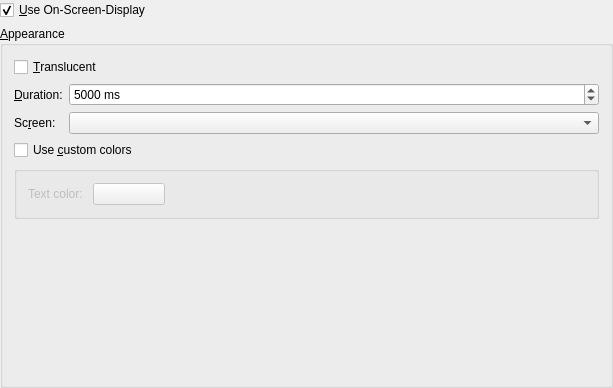
First picture: the form in src/configdialog/dialogs/OsdConfig.ui, repository KDE/amarok, before the edit.
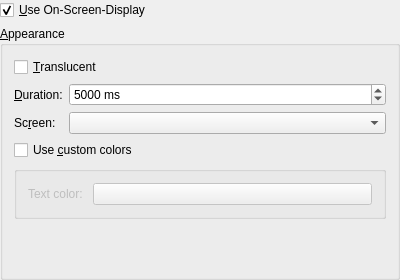
Second picture: the form after the edit. Custom widgets are drawn as their Qt base class.

Commit message: Fix layout regression.

```diff
--- a/src/configdialog/dialogs/OsdConfig.ui
+++ b/src/configdialog/dialogs/OsdConfig.ui
@@ -5,8 +5,8 @@
    <rect>
     <x>0</x>
     <y>0</y>
-    <width>613</width>
-    <height>388</height>
+    <width>400</width>
+    <height>280</height>
    </rect>
   </property>
   <layout class="QGridLayout" name="gridLayout_2" >
@@ -184,7 +184,7 @@
          <item>
           <widget class="KColorButton" name="kcfg_OsdTextColor" >
            <property name="sizePolicy" >
-            <sizepolicy vsizetype="Fixed" hsizetype="Fixed" >
+            <sizepolicy vsizetype="Fixed" hsizetype="Minimum" >
              <horstretch>2</horstretch>
              <verstretch>0</verstretch>
             </sizepolicy>
@@ -213,19 +213,6 @@
            </property>
           </widget>
          </item>
-         <item>
-          <spacer name="horizontalSpacer" >
-           <property name="orientation" >
-            <enum>Qt::Horizontal</enum>
-           </property>
-           <property name="sizeHint" stdset="0" >
-            <size>
-             <width>435</width>
-             <height>20</height>
-            </size>
-           </property>
-          </spacer>
-         </item>
         </layout>
        </widget>
       </item>
@@ -236,8 +223,8 @@
         </property>
         <property name="sizeHint" stdset="0" >
          <size>
-          <width>17</width>
-          <height>155</height>
+          <width>20</width>
+          <height>0</height>
          </size>
         </property>
        </spacer>
```
Left out of the diff: 2 changed lines with no effect on the pictures.
